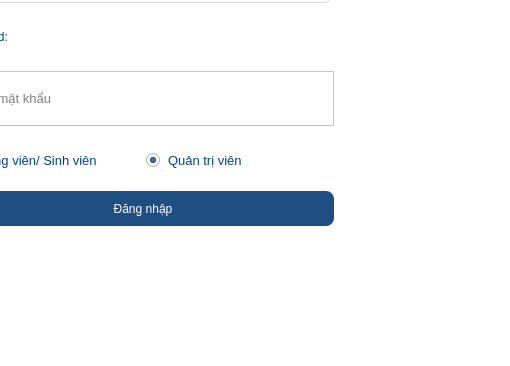
The window that ui/MainWindow.ui (maihuybao/SmartLockUEL) describes before a commit, drawn with Qt 5; both pictures show x 224 to 734 and y 591 to 957 of the 734 by 957 pixel window.
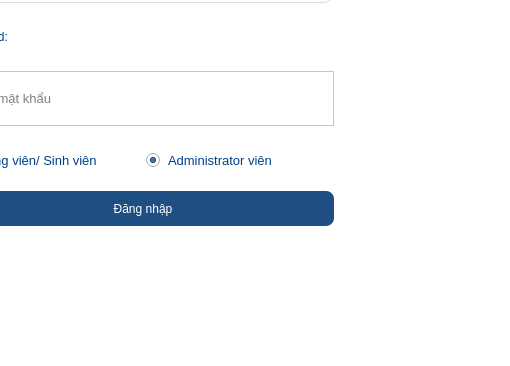
The same window after the commit. Icons and pictures are not drawn.

```diff
--- a/ui/MainWindow.ui
+++ b/ui/MainWindow.ui
@@ -467,7 +467,7 @@
 spacing: 8px</string>
              </property>
              <property name="text">
-              <string>Quản trị viên</string>
+              <string>Administrator viên</string>
              </property>
              <property name="checked">
               <bool>true</bool>
```
